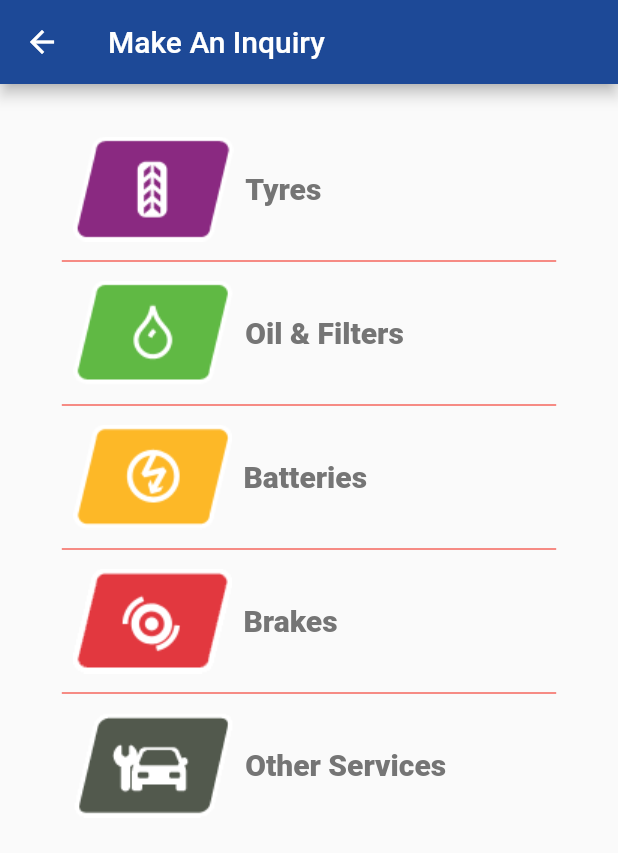
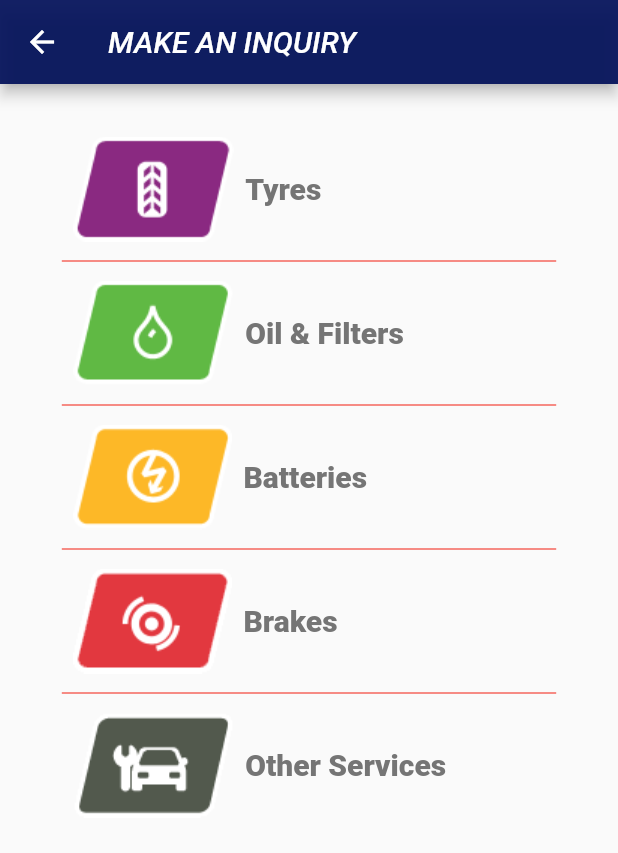
Before and after one commit to gurungsuraaj/fastTrackClient, a Flutter app: the InquiryListScreen screen opened directly, on a phone screen of 412 x 824 dp. Shown: the top 853 px of the screen. Run offline on Flutter 3.47's test engine with Material 2 defaults, Android fonts, the light colour scheme and no system bars; our stand-ins replace cached_network_image, carousel_slider, charts_flutter, connectivity, firebase_messaging, floor and 11 more; missing offline and left inert: custom_progress_dialog, encrypt, flutter_config, flutter_statusbarcolor, flutter_webview_plugin, geocoder and 4 more; accounts and stored records are empty; generated files the repository leaves out were written again; statements that could not run were skipped.

Commit message:
minor change in make an inquiry screen

```diff
--- a/lib/screens/InquiryListScreen.dart
+++ b/lib/screens/InquiryListScreen.dart
@@ -20,8 +20,8 @@ class _InquiryListScreenState extends State<InquiryListScreen> {
   Widget build(BuildContext context) {
     return Scaffold(
       appBar: AppBar(
-        title: Text("Make An Inquiry"),
-        backgroundColor: Color(ExtraColors.darkBlue),
+        title: Text("Make An Inquiry".toUpperCase(),style:TextStyle(fontStyle: FontStyle.italic)),
+        backgroundColor: Color(ExtraColors.appBarColor),
       ),
       body: Column(
           // padding: const EdgeInsets.all(15.0),
```
Also changed, not shown: 1 other file.
